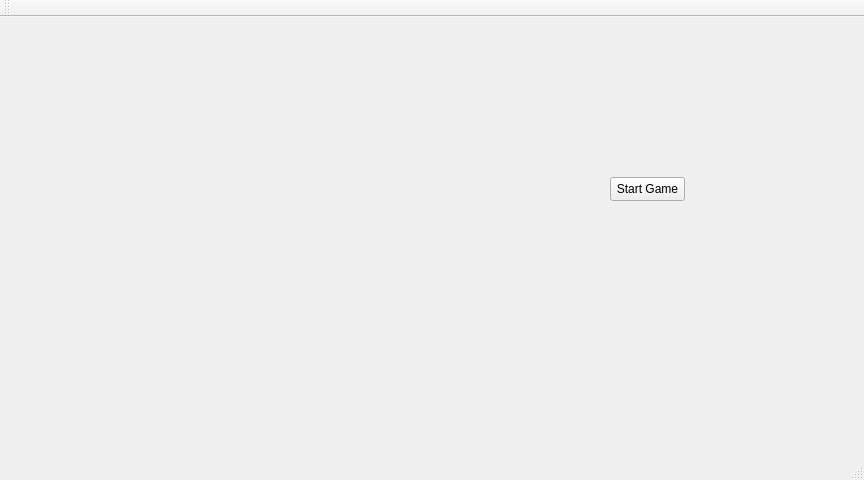
First picture: the form in User/User/Lobby_Interface.ui, repository xNaga09x/ProjectModernCpp, before the edit.
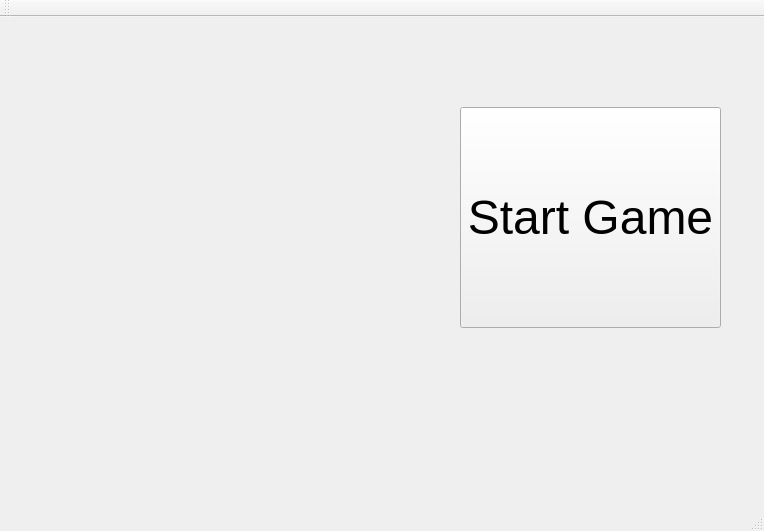
Second picture: the form after the edit.

Commit message: Remade Interface WV

```diff
--- a/User/User/Lobby_Interface.ui
+++ b/User/User/Lobby_Interface.ui
@@ -6,8 +6,8 @@
    <rect>
     <x>0</x>
     <y>0</y>
-    <width>864</width>
-    <height>480</height>
+    <width>764</width>
+    <height>531</height>
    </rect>
   </property>
   <property name="windowTitle">
@@ -17,12 +17,17 @@
    <widget class="QPushButton" name="start_game">
     <property name="geometry">
      <rect>
-      <x>610</x>
-      <y>160</y>
-      <width>75</width>
-      <height>24</height>
+      <x>460</x>
+      <y>90</y>
+      <width>261</width>
+      <height>221</height>
      </rect>
     </property>
+    <property name="font">
+     <font>
+      <pointsize>36</pointsize>
+     </font>
+    </property>
     <property name="text">
      <string>Start Game</string>
     </property>
```
Left out of the diff: 2 changed lines with no effect on the pictures. The commit also changes 23 other files.
